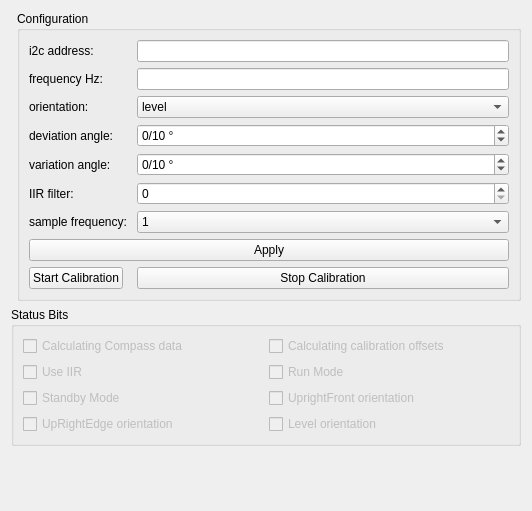
Qt form Hanse/Module_Compass/compass_form.ui (iti-luebeck/HANSE2011) before a commit.
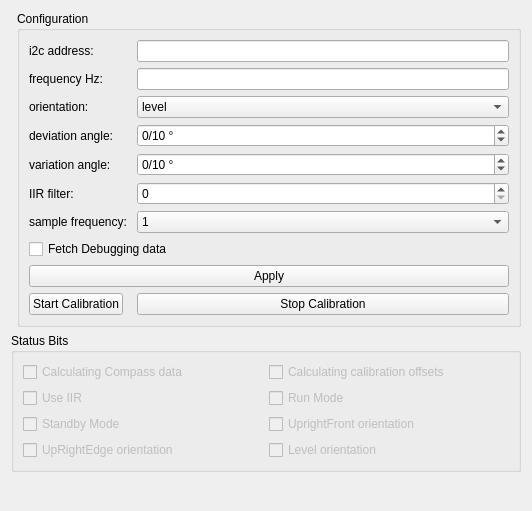
The same form after that commit.

What changed in the file:
```diff
--- a/Hanse/Module_Compass/compass_form.ui
+++ b/Hanse/Module_Compass/compass_form.ui
@@ -237,7 +237,7 @@
         </item>
        </widget>
       </item>
-      <item row="8" column="0" colspan="2">
+      <item row="9" column="0" colspan="2">
        <widget class="QPushButton" name="save">
         <property name="text">
          <string>Apply</string>
@@ -250,14 +250,14 @@
         </property>
        </widget>
       </item>
-      <item row="9" column="0">
+      <item row="10" column="0">
        <widget class="QPushButton" name="calibStart">
         <property name="text">
          <string>Start Calibration</string>
         </property>
        </widget>
       </item>
-      <item row="9" column="1">
+      <item row="10" column="1">
        <widget class="QPushButton" name="calibStop">
         <property name="text">
          <string>Stop Calibration</string>
@@ -271,6 +271,13 @@
         </property>
        </widget>
       </item>
+      <item row="8" column="0" colspan="2">
+       <widget class="QCheckBox" name="debug">
+        <property name="text">
+         <string>Fetch Debugging data</string>
+        </property>
+       </widget>
+      </item>
      </layout>
     </widget>
    </item>
```
